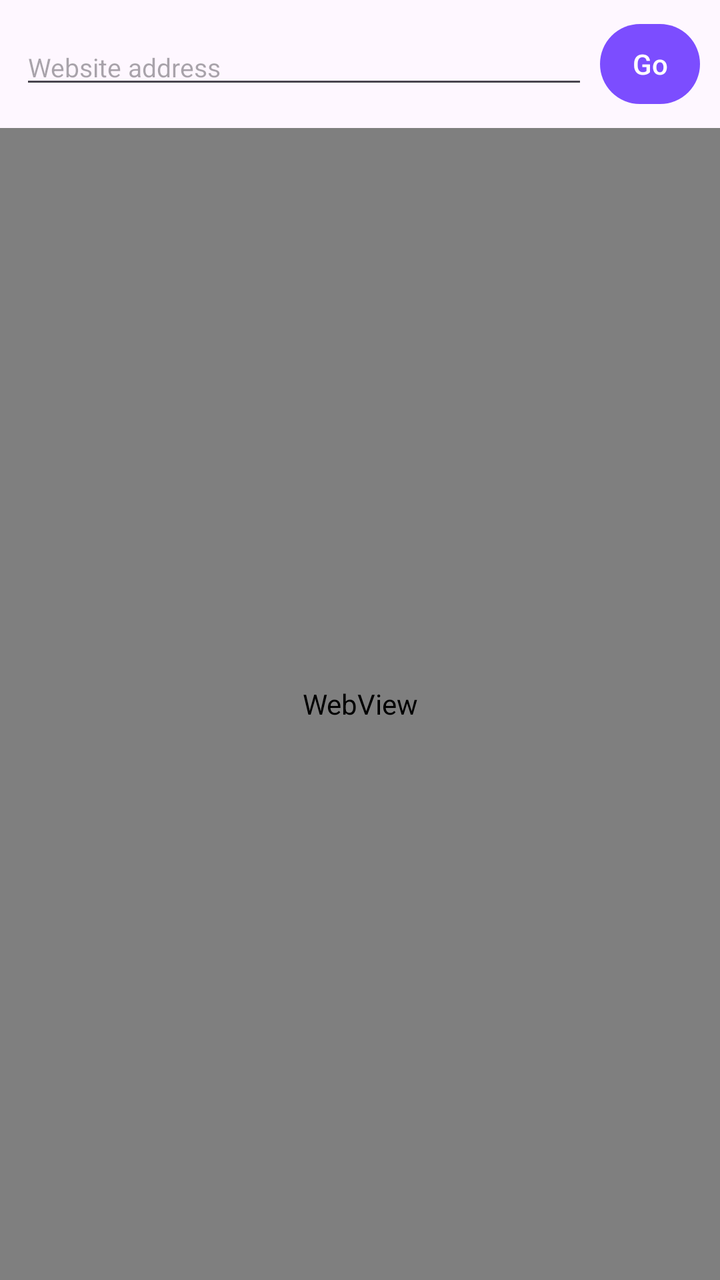
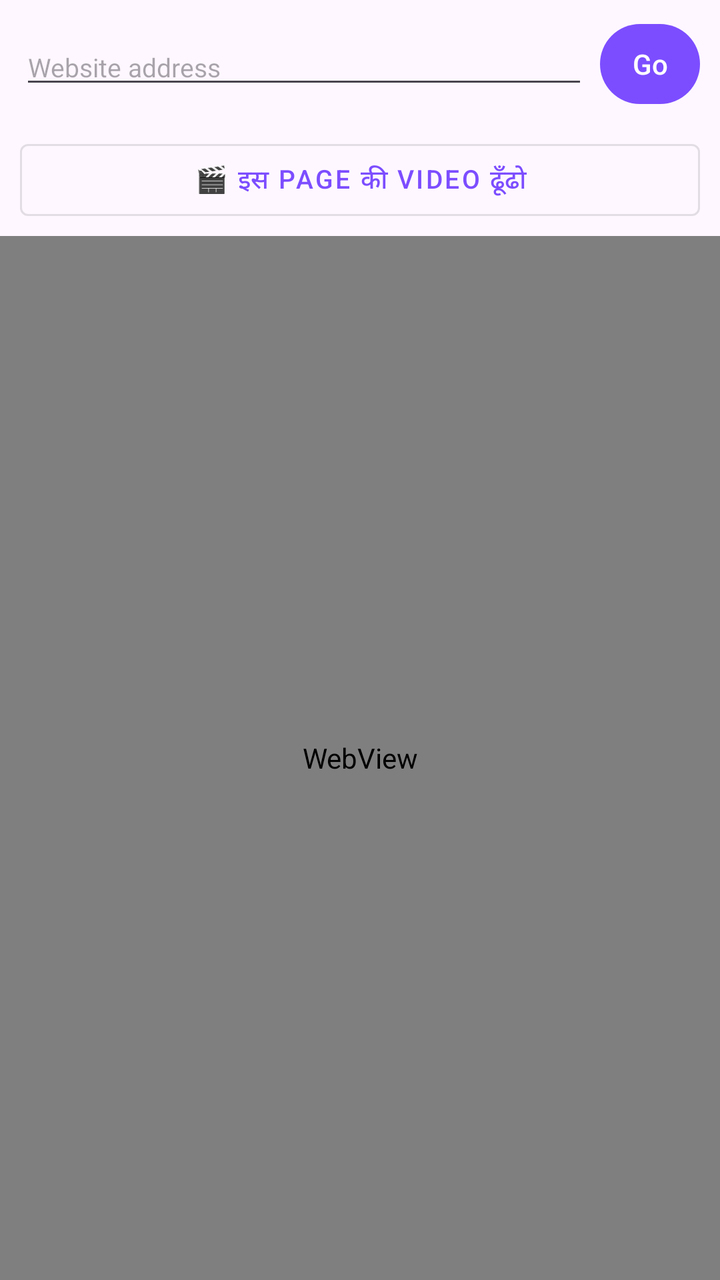

Compare the two renders of this Android layout. The source of the first and the diff that turns it into the second are given below.
<!-- AndroidManifest.xml: application theme Theme.UltraSniffer -->
<!-- res/layout/activity_browser.xml -->
<?xml version="1.0" encoding="utf-8"?>
<LinearLayout xmlns:android="http://schemas.android.com/apk/res/android"
    xmlns:app="http://schemas.android.com/apk/res-auto"
    android:layout_width="match_parent"
    android:layout_height="match_parent"
    android:background="?android:attr/colorBackground"
    android:orientation="vertical">

    <LinearLayout
        android:layout_width="match_parent"
        android:layout_height="wrap_content"
        android:gravity="center_vertical"
        android:orientation="horizontal"
        android:paddingStart="10dp"
        android:paddingTop="8dp"
        android:paddingEnd="10dp"
        android:paddingBottom="4dp">

        <com.google.android.material.textfield.TextInputEditText
            android:id="@+id/etUrl"
            android:layout_width="0dp"
            android:layout_height="wrap_content"
            android:layout_weight="1"
            android:hint="@string/browser_hint"
            android:imeOptions="actionGo"
            android:inputType="textUri"
            android:maxLines="1"
            android:textSize="13sp" />

        <com.google.android.material.button.MaterialButton
            android:id="@+id/btnGo"
            android:layout_width="wrap_content"
            android:layout_height="wrap_content"
            android:layout_marginStart="6dp"
            android:minWidth="0dp"
            android:paddingStart="16dp"
            android:paddingEnd="16dp"
            android:text="@string/browser_go" />
    </LinearLayout>

    <com.google.android.material.progressindicator.LinearProgressIndicator
        android:id="@+id/progress"
        android:layout_width="match_parent"
        android:layout_height="wrap_content"
        android:indeterminate="true"
        android:visibility="gone"
        app:trackCornerRadius="2dp" />

    <TextView
        android:id="@+id/chipDetected"
        android:layout_width="match_parent"
        android:layout_height="wrap_content"
        android:layout_marginStart="10dp"
        android:layout_marginTop="6dp"
        android:layout_marginEnd="10dp"
        android:background="@drawable/bg_bubble"
        android:drawablePadding="8dp"
        android:paddingStart="14dp"
        android:paddingTop="10dp"
        android:paddingEnd="14dp"
        android:paddingBottom="10dp"
        android:text="@string/browser_detected"
        android:textColor="@color/white"
        android:textSize="13sp"
        android:textStyle="bold"
        android:visibility="gone" />

    <WebView
        android:id="@+id/webView"
        android:layout_width="match_parent"
        android:layout_height="0dp"
        android:layout_marginTop="4dp"
        android:layout_weight="1" />
</LinearLayout>
<!-- resources referenced by this layout -->
<resources>
  <color name="white">#FFFFFF</color>
  <!-- drawable bg_bubble (drawable) -->
  <?xml version="1.0" encoding="utf-8"?>
  <shape xmlns:android="http://schemas.android.com/apk/res/android"
      android:shape="rectangle">
      <corners android:radius="28dp" />
      <gradient
          android:angle="45"
          android:endColor="@color/bubble_end"
          android:startColor="@color/bubble_start" />
      <stroke
          android:width="1dp"
          android:color="#33FFFFFF" />
  </shape>
  <string name="browser_detected">🎯 Video मिला — download करने के लिए tap करें</string>
  <string name="browser_go">Go</string>
  <string name="browser_hint">Website address</string>
  <style name="Theme.UltraSniffer" parent="Theme.Material3.DayNight.NoActionBar">
          <item name="colorPrimary">@color/brand_primary</item>
          <item name="colorPrimaryContainer">@color/brand_primary</item>
          <item name="colorOnPrimaryContainer">@color/white</item>
          <item name="colorSecondary">@color/brand_secondary</item>
      </style>
  <color name="bubble_end">#FF4081</color>
  <color name="bubble_start">#7C4DFF</color>
  <color name="brand_primary">#7C4DFF</color>
  <color name="brand_secondary">#FF4081</color>
</resources>

<!-- the commit's change to res/layout/activity_browser.xml (unified diff, before → after) -->
@@ -46,6 +46,17 @@
         android:visibility="gone"
         app:trackCornerRadius="2dp" />
 
+    <com.google.android.material.button.MaterialButton
+        android:id="@+id/btnFind"
+        style="@style/Widget.MaterialComponents.Button.OutlinedButton"
+        android:layout_width="match_parent"
+        android:layout_height="wrap_content"
+        android:layout_marginStart="10dp"
+        android:layout_marginTop="6dp"
+        android:layout_marginEnd="10dp"
+        android:text="@string/find_video_on_page"
+        android:textSize="13sp" />
+
     <TextView
         android:id="@+id/chipDetected"
         android:layout_width="match_parent"
<!-- resource entries referenced after the edit -->
@@ -17,6 +17,7 @@
   <string name="browser_detected">🎯 Video मिला — download करने के लिए tap करें</string>
   <string name="browser_go">Go</string>
   <string name="browser_hint">Website address</string>
+  <string name="find_video_on_page">🎬 इस page की video ढूँढो</string>
   <style name="Theme.UltraSniffer" parent="Theme.Material3.DayNight.NoActionBar">
           <item name="colorPrimary">@color/brand_primary</item>
           <item name="colorPrimaryContainer">@color/brand_primary</item>
